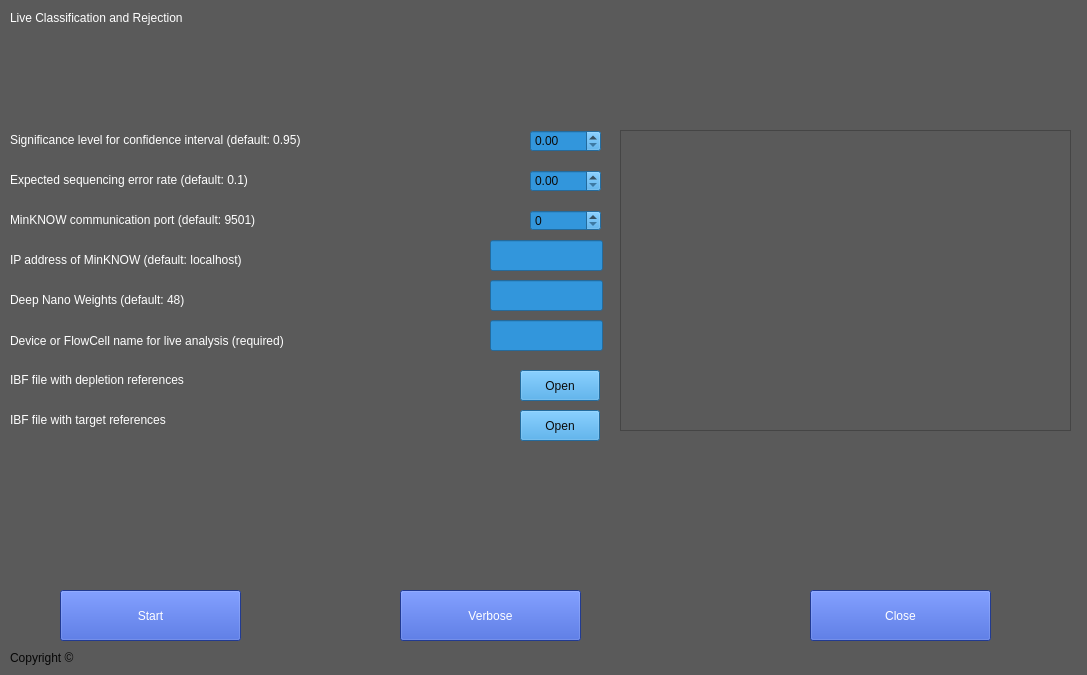
First picture: the form in src/main/live_deplete_mainwindow.ui, repository JensUweUlrich/ReadBouncer, before the edit.
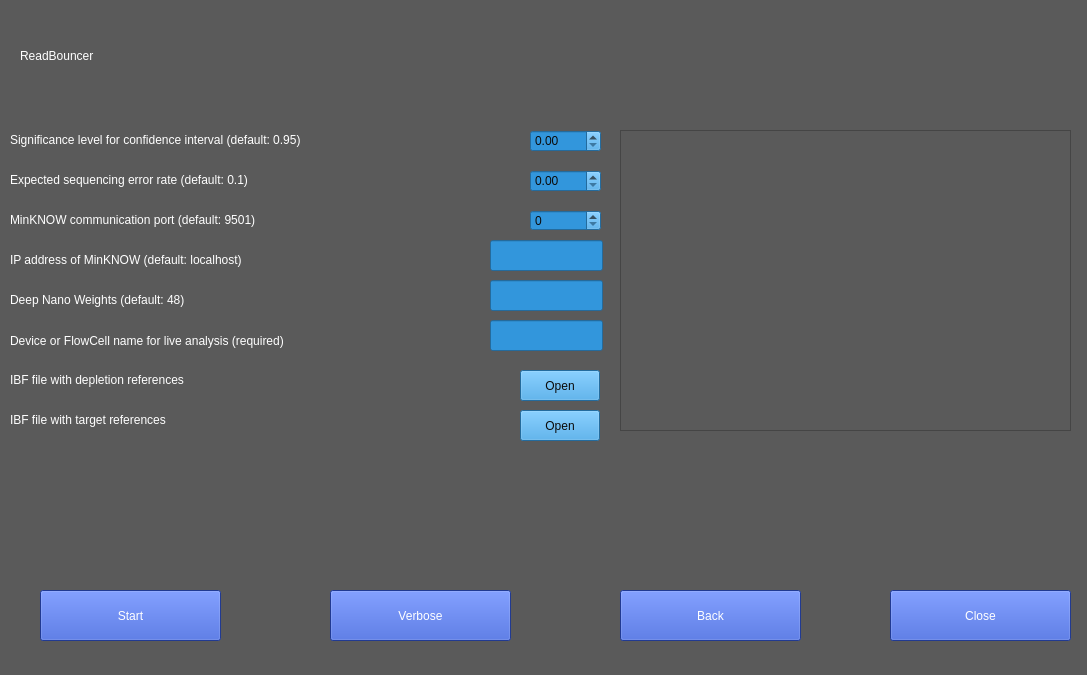
Second picture: the form after the edit.

Commit message: live test error free

Diff of the .ui file:
```diff
--- a/src/main/live_deplete_mainwindow.ui
+++ b/src/main/live_deplete_mainwindow.ui
@@ -41,39 +41,6 @@
     <string>Close</string>
    </property>
   </widget>
-  <widget class="QLabel" name="label_2">
-   <property name="geometry">
-    <rect>
-     <x>10</x>
-     <y>650</y>
-     <width>941</width>
-     <height>16</height>
-    </rect>
-   </property>
-   <property name="styleSheet">
-    <string notr="true">color:rgb(6, 6, 6)</string>
-   </property>
-   <property name="text">
-    <string>Copyright ©</string>
-   </property>
-  </widget>
-  <widget class="QLabel" name="label">
-   <property name="geometry">
-    <rect>
-     <x>10</x>
-     <y>10</y>
-     <width>371</width>
-     <height>16</height>
-    </rect>
-   </property>
-   <property name="styleSheet">
-    <string notr="true">font: 10pt &quot;MS Shell Dlg 2&quot;;
-color:rgb(255, 255, 255)</string>
-   </property>
-   <property name="text">
-    <string>Live Classification and Rejection </string>
-   </property>
-  </widget>
   <widget class="QPushButton" name="pushButton_8">
    <property name="geometry">
     <rect>
@@ -143,7 +110,7 @@
   <widget class="QPushButton" name="pushButton_7">
    <property name="geometry">
     <rect>
-     <x>400</x>
+     <x>330</x>
      <y>590</y>
      <width>181</width>
      <height>51</height>
@@ -162,7 +129,7 @@
   <widget class="QPushButton" name="pushButton_3">
    <property name="geometry">
     <rect>
-     <x>810</x>
+     <x>890</x>
      <y>590</y>
      <width>181</width>
      <height>51</height>
@@ -229,7 +196,7 @@
   <widget class="QPushButton" name="pushButton_4">
    <property name="geometry">
     <rect>
-     <x>60</x>
+     <x>40</x>
      <y>590</y>
      <width>181</width>
      <height>51</height>
@@ -423,6 +390,43 @@
     <string/>
    </property>
   </widget>
+  <widget class="QLabel" name="label_6">
+   <property name="geometry">
+    <rect>
+     <x>20</x>
+     <y>30</y>
+     <width>191</width>
+     <height>51</height>
+    </rect>
+   </property>
+   <property name="styleSheet">
+    <string notr="true">color: rgb(255, 255, 255);
+font: 75 10pt &quot;MS Shell Dlg 2&quot;;
+font: 15pt &quot;Segoe UI Symbol&quot;;</string>
+   </property>
+   <property name="text">
+    <string>ReadBouncer</string>
+   </property>
+  </widget>
+  <widget class="QPushButton" name="pushButton_6">
+   <property name="geometry">
+    <rect>
+     <x>620</x>
+     <y>590</y>
+     <width>181</width>
+     <height>51</height>
+    </rect>
+   </property>
+   <property name="styleSheet">
+    <string notr="true">background-color: rgb(46, 81, 204);
+color: rgb(255, 255, 255);
+font: 75 10pt &quot;MS Shell Dlg 2&quot;;
+border-color: rgb(170, 255, 0);</string>
+   </property>
+   <property name="text">
+    <string>Back</string>
+   </property>
+  </widget>
  </widget>
  <resources/>
  <connections/>
```
Left out of the diff: 2 changed lines with no effect on the pictures. The commit also changes 18 other files.
